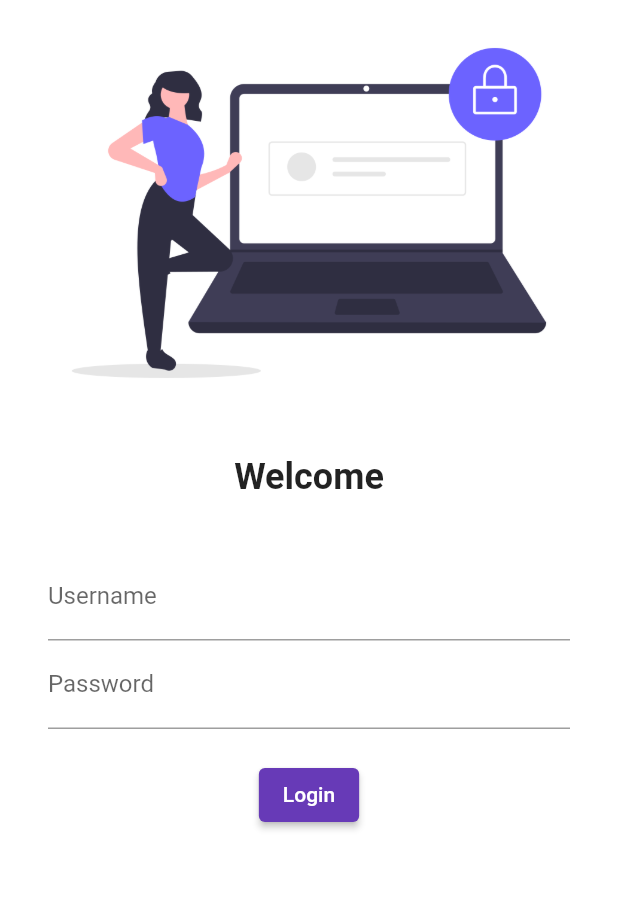
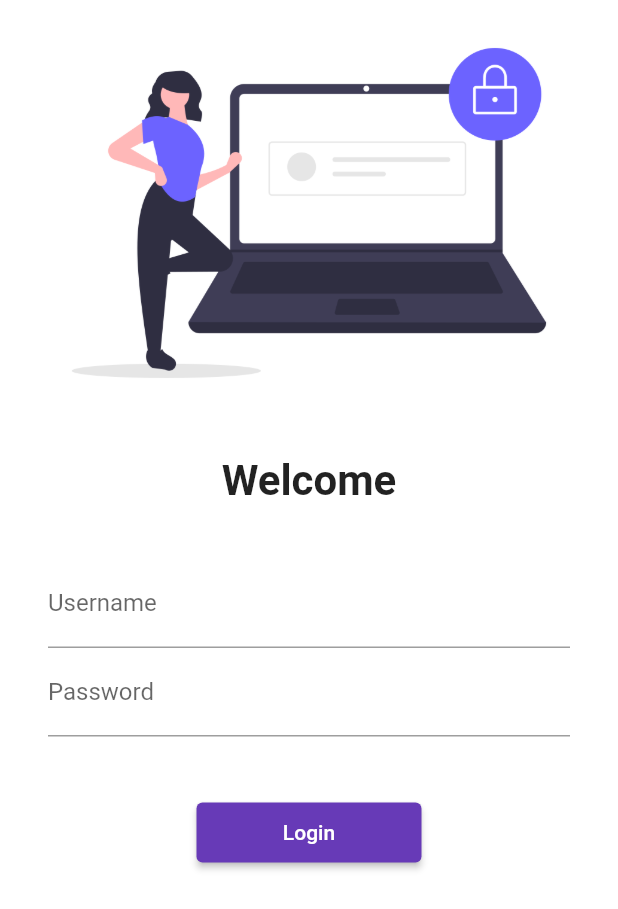
Before and after one commit to Anagha-anu-5/30DaysOfFlutter, a Flutter app: the screen it shows after launch, on a phone screen of 412 x 824 dp. Shown: the top 909 px of the screen. Run offline on Flutter 3.47's test engine with Material 2 defaults, Android fonts, the phone set to English and light mode, and no system bars; our stand-ins replace google_fonts.

Commit message:
Day 5 Completed

```diff
--- a/lib/main.dart
+++ b/lib/main.dart
@@ -1,6 +1,7 @@
 import 'package:flutter/material.dart';
 import 'package:flutter_catalog/pages/home_page.dart';
 import 'package:flutter_catalog/pages/login_page.dart';
+import 'package:flutter_catalog/utils/routes.dart';
 import 'package:google_fonts/google_fonts.dart';
 
 void main() {
@@ -20,11 +21,11 @@ class MyApp extends StatelessWidget {
       fontFamily: GoogleFonts.lato().fontFamily,
       primaryTextTheme: GoogleFonts.latoTextTheme()
       ),
-      // initialRoute: "/",
+      initialRoute: "/",
       routes: {
-        "/":(context) => LoginPage(),
-        "/home":(context) => HomePage(),
-        "/login":((context) => LoginPage())
+         "/": (context) => LoginPage(),
+        MyRoutes.homeRoute:(context) => HomePage(),
+        MyRoutes.loginRoute:(context) => LoginPage()
       },
     );
   }
--- a/lib/pages/login_page.dart
+++ b/lib/pages/login_page.dart
@@ -1,8 +1,5 @@
-// ignore_for_file: prefer_const_constructors
-
-import 'dart:html';
-
 import 'package:flutter/material.dart';
+import 'package:flutter_catalog/utils/routes.dart';
 
 class LoginPage extends StatelessWidget {
   const LoginPage({Key? key}) : super(key: key);
@@ -11,6 +8,7 @@ class LoginPage extends StatelessWidget {
   Widget build(BuildContext context) {
     return Material(
       color: Colors.white,
+      child: SingleChildScrollView(
         child: Column(
           children: [
             Image.asset(
@@ -23,7 +21,7 @@ class LoginPage extends StatelessWidget {
             Text(
               "Welcome",
               style: TextStyle(
-              fontSize: 24,
+                fontSize: 28,
                 fontWeight: FontWeight.bold,
               ),
             ),
@@ -45,20 +43,20 @@ class LoginPage extends StatelessWidget {
                         hintText: "Enter password", labelText: "Password"),
                   ),
                   SizedBox(
-                  height: 20.0,
+                    height: 40.0,
                   ),
                   ElevatedButton(
                       onPressed: () {
-                      // ignore: avoid_print
-                      print("pressed by anagha");
+                        Navigator.pushNamed(context, MyRoutes.homeRoute);
                       },
-                    style: TextButton.styleFrom(),
+                      style: TextButton.styleFrom(minimumSize: Size(150, 40)),
                       child: Text("Login"))
                 ],
               ),
             )
           ],
         ),
+      ),
     );
   }
 }
--- /dev/null
+++ b/lib/utils/routes.dart
@@ -0,0 +1,4 @@
+class MyRoutes {
+  static String loginRoute = "/login";
+  static String homeRoute = "/home";
+}
```
Also changed, not shown: 1 other file. Lines whose indentation alone changed are shown as unchanged.
